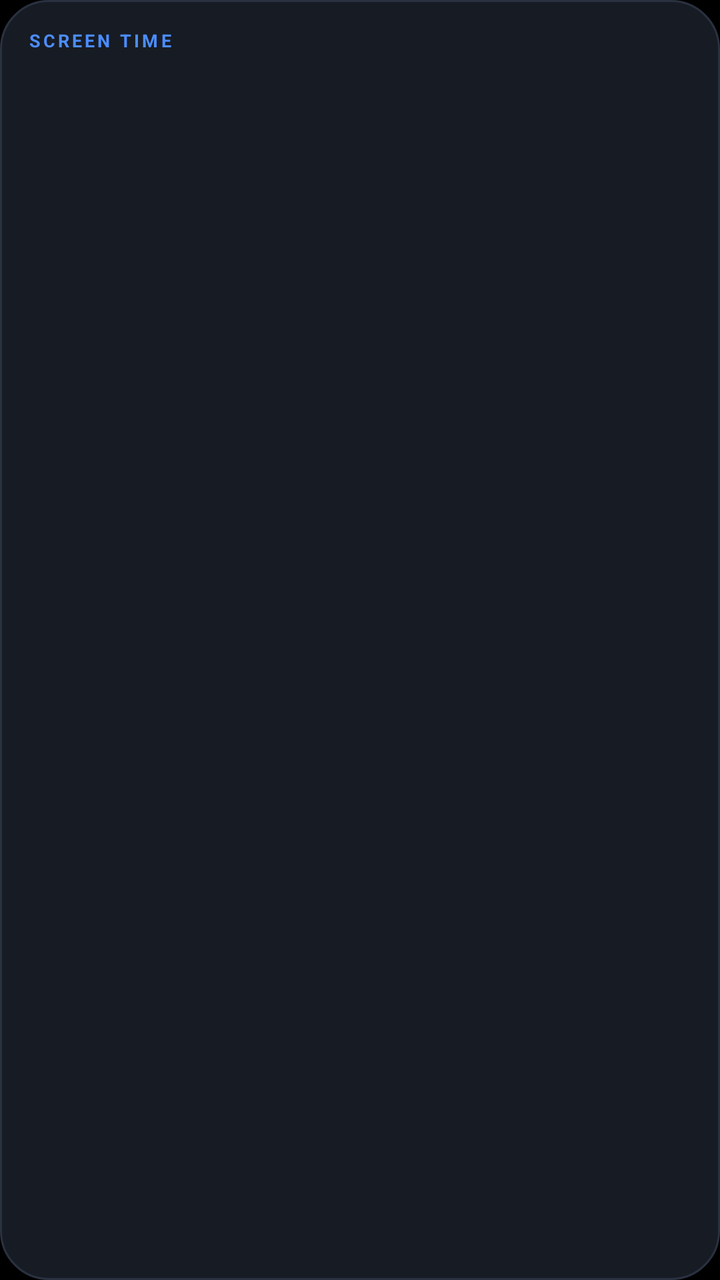
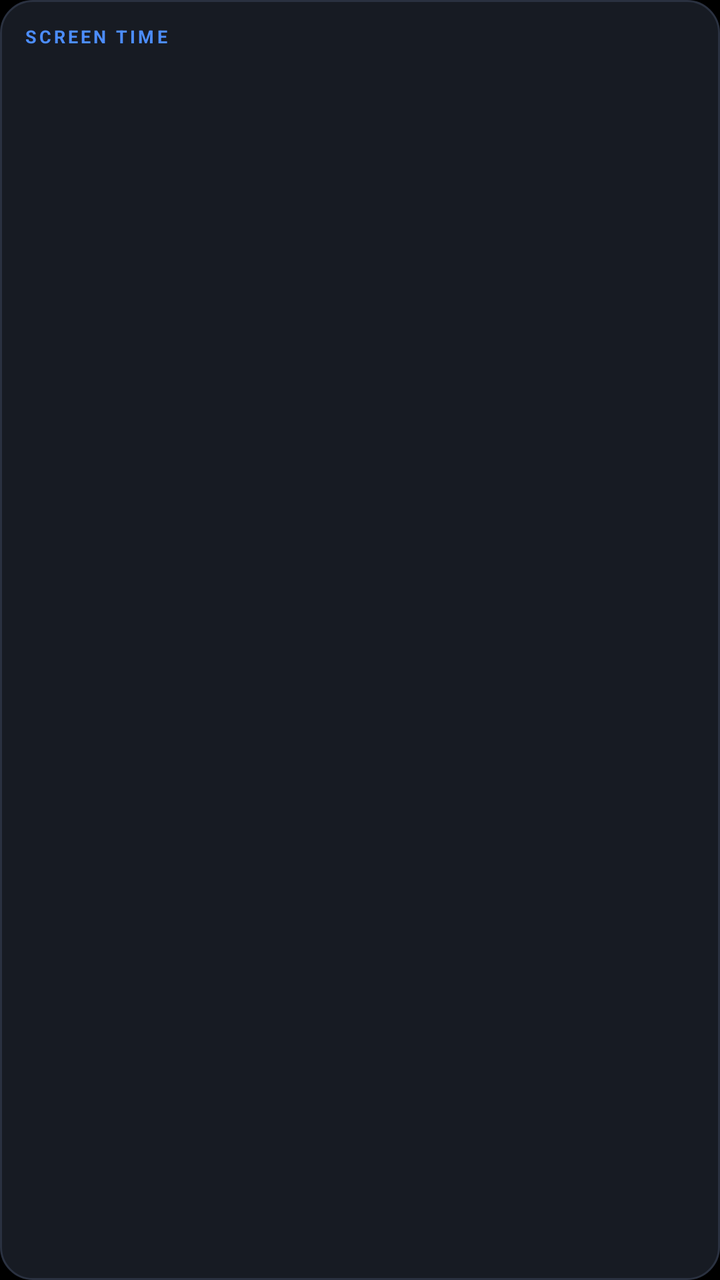

The first picture is an Android layout as it rendered before a commit; the second is the same layout after the commit. The layout source and the unified diff follow.
<!-- AndroidManifest.xml: application theme Theme.Chronos -->
<!-- res/layout/widget_screen_time.xml -->
<?xml version="1.0" encoding="utf-8"?>
<LinearLayout xmlns:android="http://schemas.android.com/apk/res/android"
    android:id="@+id/widget_root"
    android:layout_width="match_parent"
    android:layout_height="match_parent"
    android:background="@drawable/widget_bg"
    android:orientation="vertical"
    android:padding="14dp">

    <TextView
        android:id="@+id/screen_label"
        android:layout_width="match_parent"
        android:layout_height="wrap_content"
        android:text="SCREEN TIME"
        android:textColor="#4C8DFF"
        android:textSize="9sp"
        android:letterSpacing="0.15"
        android:textStyle="bold" />

    <TextView
        android:id="@+id/screen_total"
        android:layout_width="match_parent"
        android:layout_height="wrap_content"
        android:textSize="26sp"
        android:textColor="#EDEFF3"
        android:textStyle="bold"
        android:layout_marginTop="2dp" />

    <TextView
        android:id="@+id/screen_top"
        android:layout_width="match_parent"
        android:layout_height="wrap_content"
        android:textSize="12sp"
        android:textColor="#9AA3B2"
        android:maxLines="1"
        android:ellipsize="end" />

    <TextView
        android:id="@+id/screen_meta"
        android:layout_width="match_parent"
        android:layout_height="wrap_content"
        android:textSize="11sp"
        android:textColor="#4C8DFF"
        android:layout_marginTop="2dp"
        android:maxLines="1"
        android:ellipsize="end" />
</LinearLayout>
<!-- resources referenced by this layout -->
<resources>
  <!-- drawable widget_bg (drawable) -->
  <?xml version="1.0" encoding="utf-8"?>
  <shape xmlns:android="http://schemas.android.com/apk/res/android" android:shape="rectangle">
      <corners android:radius="24dp" />
      <solid android:color="#171B23" />
      <stroke android:width="1dp" android:color="#2A3140" />
  </shape>
  <style name="Theme.Chronos" parent="android:Theme.Material.NoActionBar">
          <item name="android:windowBackground">@android:color/black</item>
          <item name="android:statusBarColor">@android:color/transparent</item>
          <item name="android:navigationBarColor">@android:color/transparent</item>
          <item name="android:windowDrawsSystemBarBackgrounds">true</item>
      </style>
</resources>

<!-- the commit's change to res/layout/widget_screen_time.xml (unified diff, before → after) -->
@@ -5,14 +5,14 @@
     android:layout_height="match_parent"
     android:background="@drawable/widget_bg"
     android:orientation="vertical"
-    android:padding="14dp">
+    android:padding="@dimen/widget_pad">
 
     <TextView
         android:id="@+id/screen_label"
         android:layout_width="match_parent"
         android:layout_height="wrap_content"
-        android:text="SCREEN TIME"
-        android:textColor="#4C8DFF"
+        android:text="@string/widget_header_screen_time"
+        android:textColor="@color/widget_accent"
         android:textSize="9sp"
         android:letterSpacing="0.15"
         android:textStyle="bold" />
@@ -21,27 +21,28 @@
         android:id="@+id/screen_total"
         android:layout_width="match_parent"
         android:layout_height="wrap_content"
+        android:layout_marginTop="@dimen/widget_gap_tiny"
         android:textSize="26sp"
-        android:textColor="#EDEFF3"
-        android:textStyle="bold"
-        android:layout_marginTop="2dp" />
+        android:textColor="@color/widget_ink"
+        android:textStyle="bold" />
 
     <TextView
         android:id="@+id/screen_top"
         android:layout_width="match_parent"
         android:layout_height="wrap_content"
         android:textSize="12sp"
-        android:textColor="#9AA3B2"
+        android:textColor="@color/widget_ink_muted"
         android:maxLines="1"
         android:ellipsize="end" />
 
+    
     <TextView
         android:id="@+id/screen_meta"
         android:layout_width="match_parent"
         android:layout_height="wrap_content"
+        android:layout_marginTop="@dimen/widget_gap_tiny"
         android:textSize="11sp"
-        android:textColor="#4C8DFF"
-        android:layout_marginTop="2dp"
+        android:textColor="@color/widget_accent"
         android:maxLines="1"
         android:ellipsize="end" />
 </LinearLayout>
<!-- resource entries referenced after the edit -->
@@ -1,17 +1,24 @@
 <!-- resources referenced by this layout -->
 <resources>
+  <color name="widget_accent">#4C8DFF</color>
+  <color name="widget_ink">#EDEFF3</color>
+  <color name="widget_ink_muted">#9AA3B2</color>
+  <dimen name="widget_gap_tiny">2dp</dimen>
+  <dimen name="widget_pad">12dp</dimen>
   <!-- drawable widget_bg (drawable) -->
   <?xml version="1.0" encoding="utf-8"?>
   <shape xmlns:android="http://schemas.android.com/apk/res/android" android:shape="rectangle">
-      <corners android:radius="24dp" />
+      <corners android:radius="@dimen/widget_corner_radius" />
       <solid android:color="#171B23" />
       <stroke android:width="1dp" android:color="#2A3140" />
   </shape>
+  <string name="widget_header_screen_time">SCREEN TIME</string>
   <style name="Theme.Chronos" parent="android:Theme.Material.NoActionBar">
           <item name="android:windowBackground">@android:color/black</item>
           <item name="android:statusBarColor">@android:color/transparent</item>
           <item name="android:navigationBarColor">@android:color/transparent</item>
           <item name="android:windowDrawsSystemBarBackgrounds">true</item>
       </style>
+  <dimen name="widget_corner_radius">16dp</dimen>
 </resources>
 
